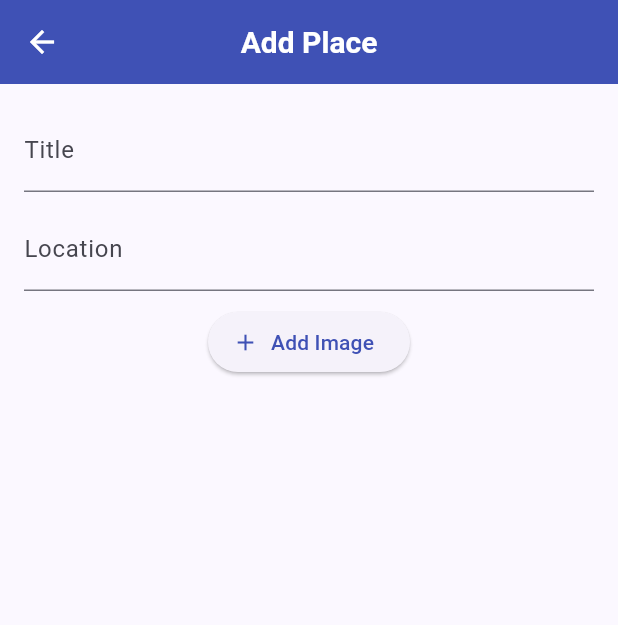
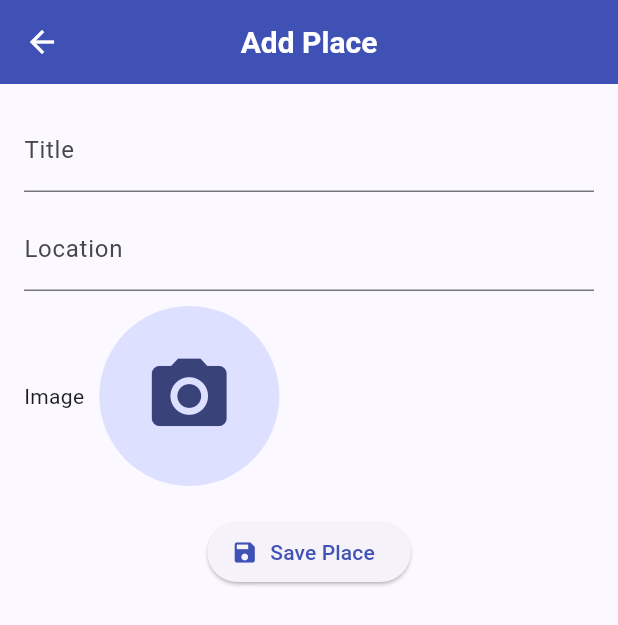
Before and after one commit to dilersik/great_places_flutter, a Flutter app: the PlaceFormScreen screen opened by its route, on a phone screen of 412 x 824 dp. Shown: the top 625 px of the screen. Run offline on Flutter 3.47's test engine with Material 3 defaults, Android fonts, the phone set to English and light mode, and no system bars.

Commit message:
333. Formulário Novo Lugar

```diff
--- a/lib/screens/place_form_screen.dart
+++ b/lib/screens/place_form_screen.dart
@@ -1,4 +1,5 @@
 import 'package:flutter/material.dart';
+import 'package:great_places_flutter/widgets/input_image_widget.dart';
 
 class PlaceFormScreen extends StatefulWidget {
   const PlaceFormScreen({super.key});
@@ -30,12 +31,14 @@ class _PlaceFormScreenState extends State<PlaceFormScreen> {
               },
             ),
             const SizedBox(height: 10),
+            InputImageWidget(imagePath: "", onImageSelected: (_) => {}),
+            const SizedBox(height: 20),
             ElevatedButton.icon(
-              icon: const Icon(Icons.add),
-              label: const Text('Add Image'),
               onPressed: () {
-                // Handle image selection
+                // Handle save action
               },
+              icon: const Icon(Icons.save),
+              label: const Text('Save Place'),
             ),
           ],
         ),
--- /dev/null
+++ b/lib/widgets/input_image_widget.dart
@@ -0,0 +1,41 @@
+import 'dart:io';
+
+import 'package:flutter/material.dart';
+
+class InputImageWidget extends StatefulWidget {
+  final String imagePath;
+  final Function(String) onImageSelected;
+
+  const InputImageWidget({
+    super.key,
+    required this.imagePath,
+    required this.onImageSelected,
+  });
+
+  @override
+  InputImageWidgetState createState() => InputImageWidgetState();
+}
+
+class InputImageWidgetState extends State<InputImageWidget> {
+  @override
+  Widget build(BuildContext context) {
+    return Row(
+      children: [
+        const Text('Image'),
+        const SizedBox(width: 10),
+        GestureDetector(
+          onTap: () => widget.onImageSelected(widget.imagePath),
+          child: CircleAvatar(
+            radius: 60,
+            backgroundImage: widget.imagePath.isNotEmpty
+                ? FileImage(File(widget.imagePath))
+                : null,
+            child: widget.imagePath.isEmpty
+                ? const Icon(Icons.camera_alt, size: 60)
+                : null,
+          ),
+        ),
+      ],
+    );
+  }
+}
```
